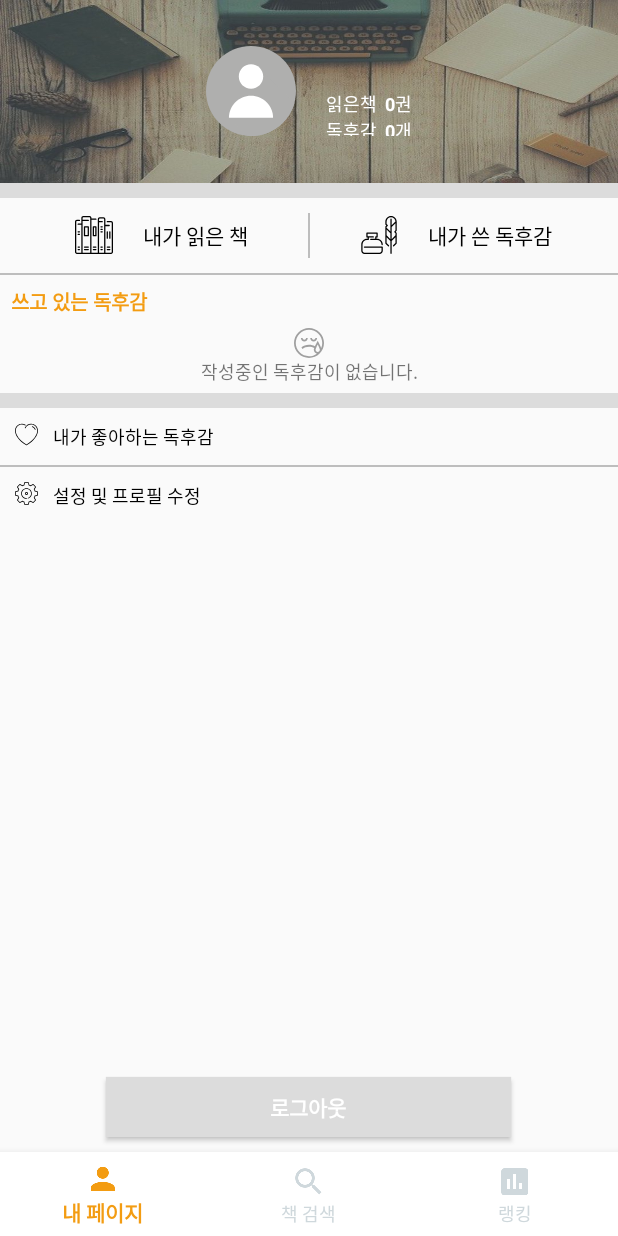
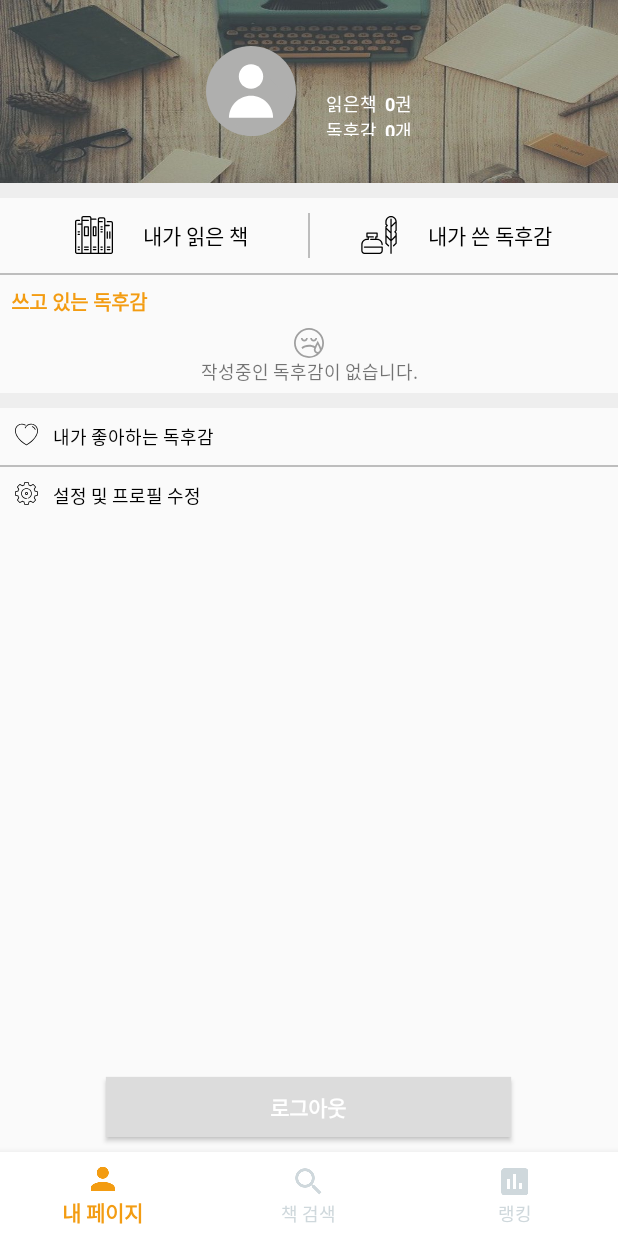
Before and after one commit to KimKwangYoung/ThisBookIs, an Android app: the MyPageFragment screen opened directly, with no data from a screen before it, on a phone screen of 412 x 824 dp. Run offline under Robolectric (Android 15) with nearby library versions, the phone set to English and light mode, and no system bars; libraries missing offline, so code that uses them is left out: com.facebook, com.facebook.login, com.kakao.usermgmt, com.nhn.android; pictures from the network do not load; 5 statements that could not run were skipped.

Commit message:
임시저장 관련 코드 추가 및 수정 / UI 수정

```diff
--- a/app/src/main/res/layout/activity_book_contents.xml
+++ b/app/src/main/res/layout/activity_book_contents.xml
@@ -153,7 +153,7 @@
             <View
                 android:layout_width="match_parent"
                 android:layout_height="7dp"
-                android:background="#dcdcdc"/>
+                android:background="#66dcdcdc"/>
             <LinearLayout
                 android:layout_width="match_parent"
                 android:layout_height="wrap_content"
@@ -177,7 +177,7 @@
             <View
                 android:layout_width="match_parent"
                 android:layout_height="7dp"
-                android:background="#dcdcdc"/>
+                android:background="#66dcdcdc"/>
             <LinearLayout
                 android:layout_width="match_parent"
                 android:layout_height="wrap_content"
--- a/app/src/main/res/layout/fragment_my_page.xml
+++ b/app/src/main/res/layout/fragment_my_page.xml
@@ -108,7 +108,7 @@
             <View
                 android:layout_width="match_parent"
                 android:layout_height="10dp"
-                android:background="#dcdcdc"/>
+                android:background="#66dcdcdc" />
 
             <!-- 내가 읽은 책 & 내가 쓴 독후감 부분 -->
             <LinearLayout
@@ -238,7 +238,7 @@
             <View
                 android:layout_width="match_parent"
                 android:layout_height="10dp"
-                android:background="#dcdcdc"/>
+                android:background="#66dcdcdc" />
             <LinearLayout
                 android:layout_width="match_parent"
                 android:layout_height="match_parent"
```
Also changed, not shown: app/src/main/java/com/example/thisbookis/DraftListActivity.java (+9 -2 lines), app/src/main/java/com/example/thisbookis/WriteReportActivity.java (+9 -2 lines).
